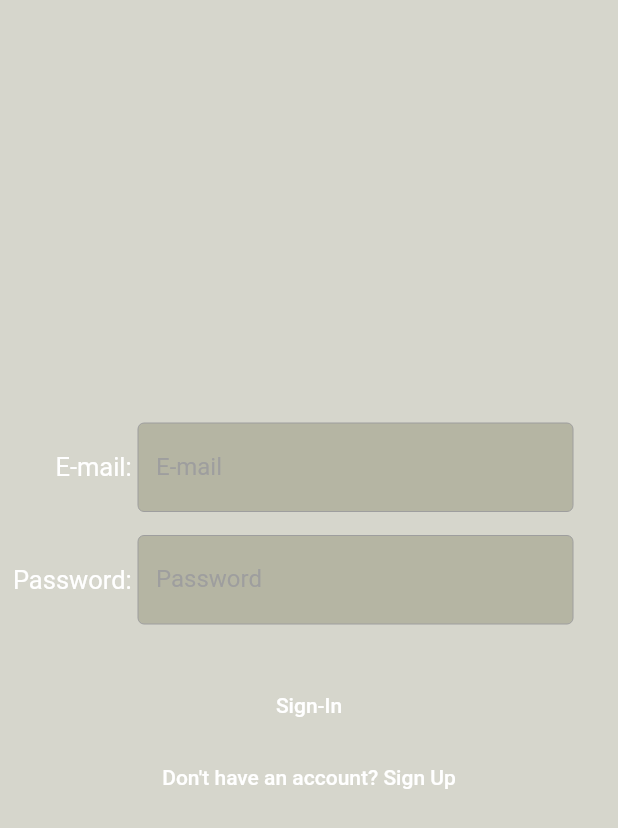
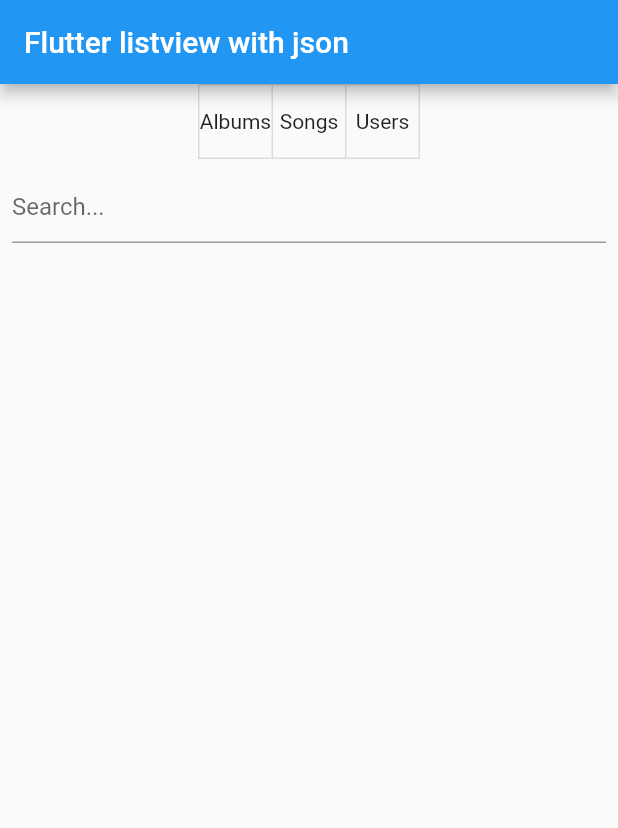
Before and after one commit to ragepotato/tune-rater, a Flutter app: the screen it shows after launch, on a phone screen of 412 x 824 dp. Shown: the top 828 px of the screen. Run offline on Flutter 3.47's test engine with Material 2 defaults, Android fonts, the phone set to English and light mode, and no system bars; our stand-ins replace firebase_auth, firebase_database, flutter_spinkit, google_fonts, substring_highlight; accounts and stored records are empty; Roboto replaces fonts that are missing (Mukta).

Commit message:
search is pretty good now

```diff
--- a/lib/main.dart
+++ b/lib/main.dart
@@ -3,6 +3,7 @@ import 'package:google_fonts/google_fonts.dart';
 import 'package:firebase_auth/firebase_auth.dart';
 import 'package:firebase_database/firebase_database.dart';
 import 'myprofile.dart';
+import 'searchTool.dart';
 import 'package:crypto/crypto.dart';
 import 'dart:convert';
 import 'package:flutter_spinkit/flutter_spinkit.dart';
@@ -17,7 +18,7 @@ class MyApp extends StatelessWidget {
       theme: ThemeData(
         primarySwatch: Colors.blue,
       ),
-      home: MyHomePage(title: 'Flutter Demo Home Page'),
+      home: SearchPage(),
     );
   }
 }
--- /dev/null
+++ b/lib/searchTool.dart
@@ -0,0 +1,171 @@
+import 'dart:convert';
+
+import 'package:flutter/material.dart';
+
+//import 'package:flutter_listview_json/entities/note.dart';
+import 'package:http/http.dart' as http;
+import 'package:firebase_auth/firebase_auth.dart';
+import 'package:firebase_database/firebase_database.dart';
+import 'package:substring_highlight/substring_highlight.dart';
+
+class SearchPage extends StatefulWidget {
+  @override
+  _SearchPageState createState() => _SearchPageState();
+}
+
+class _SearchPageState extends State<SearchPage> {
+  List<String> result = List<String>();
+  List<String> resultForDisplay = List<String>();
+  final FirebaseAuth _auth = FirebaseAuth.instance;
+  final DatabaseReference dataRef = FirebaseDatabase.instance.reference();
+  String highlightedSearch = "";
+
+  List<bool> isSelected = List.generate(3, (_) => false);
+
+  Future<List<String>> fetchNotes() async {
+    List<String> listUsers = [];
+    await dataRef.child("Users").once().then((ds) {
+      ds.value.forEach((k, v) {
+        listUsers.add(k);
+        print(k);
+      });
+
+      print(listUsers.length.toString());
+    }).catchError((e) {
+      print("None available for " + " --- " + e.toString());
+    });
+    return listUsers;
+  }
+
+  @override
+  void initState() {
+    fetchNotes().then((value) {
+      setState(() {
+        print("Value: " + value.length.toString());
+        print("Here.");
+        result.addAll(value);
+        resultForDisplay = result;
+        print("Result: " + result.length.toString());
+      });
+    });
+    super.initState();
+  }
+
+  @override
+  Widget build(BuildContext context) {
+    return Scaffold(
+      appBar: AppBar(
+        title: Text('Flutter listview with json'),
+      ),
+      body: SingleChildScrollView(
+        physics: ScrollPhysics(),
+        child: Column(
+          children: <Widget>[
+            ToggleButtons(
+              // only for stateful widget
+              children: <Widget>[
+                Text("Albums"),
+                Text("Songs"),
+                Text("Users"),
+              ],
+              onPressed: (int index) {
+                setState(() {
+                  isSelected[index] = !isSelected[index];
+                  for (int i = 0; i < isSelected.length; i++) {
+                    if (i == index) {
+                      isSelected[i] = true;
+                    } else {
+                      isSelected[i] = false;
+                    }
+
+                  }
+                });
+              },
+              isSelected: isSelected,
+            ),
+            ListView.builder(
+              //scrollDirection: Axis.vertical,
+              physics: NeverScrollableScrollPhysics(),
+              shrinkWrap: true,
+              itemBuilder: (context, index) {
+
+                return index == 0 ? _searchBar() : _listItem(index - 1);
+              },
+              itemCount: resultForDisplay.length + 1,
+            ),
+          ],
+        ),
+      ),
+    );
+  }
+
+  _searchBar() {
+    return Padding(
+      padding: const EdgeInsets.all(8.0),
+      child: TextField(
+        decoration: InputDecoration(hintText: 'Search...'),
+        onSubmitted: (text) {
+          text = text.toLowerCase();
+          setState(() {
+            resultForDisplay = result.where((note) {
+              var noteTitle = note.toLowerCase();
+
+              highlightedSearch = text;
+              print(highlightedSearch);
+
+              return noteTitle.contains(text);
+            }).toList();
+          });
+        },
+      ),
+    );
+  }
+
+  _listItem(index) {
+    return Card(
+
+      child: Padding(
+        padding: const EdgeInsets.only(
+            top: 32.0, bottom: 32.0, left: 16.0, right: 16.0),
+        child: Column(
+          crossAxisAlignment: CrossAxisAlignment.start,
+          children: <Widget>[
+//            RichText(
+//              text: TextSpan(
+//                  text: resultForDisplay[index],
+//                  style: TextStyle(
+//                      color: Colors.black, fontWeight: FontWeight.bold),
+//                  children: [
+//                    TextSpan(
+//                        text: resultForDisplay[index].substring(highlightedSearch),
+//                        style: TextStyle(color: Colors.grey))
+//                  ]),
+//            ),
+            ListTile(
+              onTap: (){
+                print(resultForDisplay[index]);
+              },
+              title: SubstringHighlight(
+                text: resultForDisplay[index],
+                // search result string from database or something
+                term: highlightedSearch,
+                textStyle: TextStyle(
+                  fontSize: 18, // non-highlight style
+                  color: Colors.black,
+                ),
+                textStyleHighlight: TextStyle(
+                  fontSize: 18, // highlight style
+                  color: Colors.black,
+                  fontWeight: FontWeight.bold,
+                ),
+                // user typed "et"
+              ),
+            ),
+
+
+          ],
+        ),
+      ),
+    );
+  }
+}
--- a/pubspec.yaml
+++ b/pubspec.yaml
@@ -30,6 +30,7 @@ dependencies:
   getflutter: ^1.0.4
   flutter_launcher_icons: ^0.7.4
   flutter_spinkit: ^4.1.2+1
+  substring_highlight: ^0.1.2
 
   # The following adds the Cupertino Icons font to your application.
   # Use with the CupertinoIcons class for iOS style icons.
```
Also changed, not shown: pubspec.lock.
